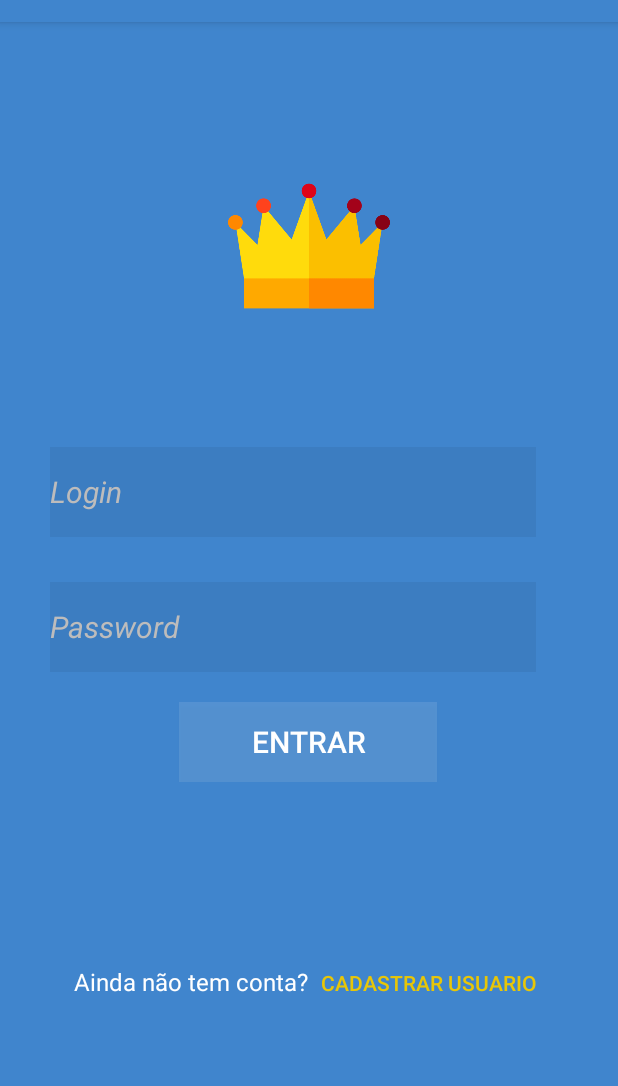
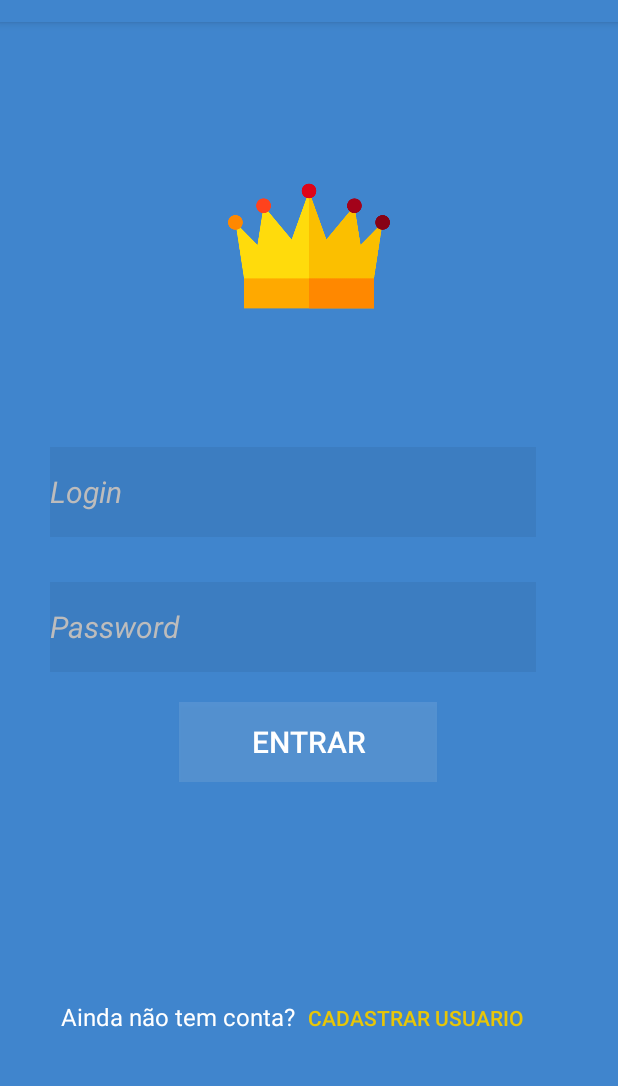
Before and after one commit to andressaatorres94/A5app, an Android app: the Login screen opened directly, with no data from a screen before it, on a phone screen of 412 x 824 dp, the part 62-1148 px from its top. Run offline under Robolectric (Android 15) with nearby library versions, the phone set to English and light mode, and no system bars.

Commit message:
Atualização commit A5

```diff
--- a/app/src/main/res/layout/activity_login.xml
+++ b/app/src/main/res/layout/activity_login.xml
@@ -76,13 +76,15 @@
         android:layout_width="match_parent"
         android:layout_height="wrap_content"
         android:layout_alignParentStart="true"
+        android:layout_alignParentTop="true"
         android:layout_alignParentEnd="true"
         android:layout_alignParentBottom="true"
+        android:layout_centerHorizontal="true"
         android:layout_gravity="center"
-        android:layout_marginStart="14dp"
-        android:layout_marginTop="74dp"
-        android:layout_marginEnd="-3dp"
-        android:layout_marginBottom="103dp"
+        android:layout_marginStart="5dp"
+        android:layout_marginTop="640dp"
+        android:layout_marginEnd="6dp"
+        android:layout_marginBottom="43dp"
         android:orientation="horizontal">
 
         <TextView
```
